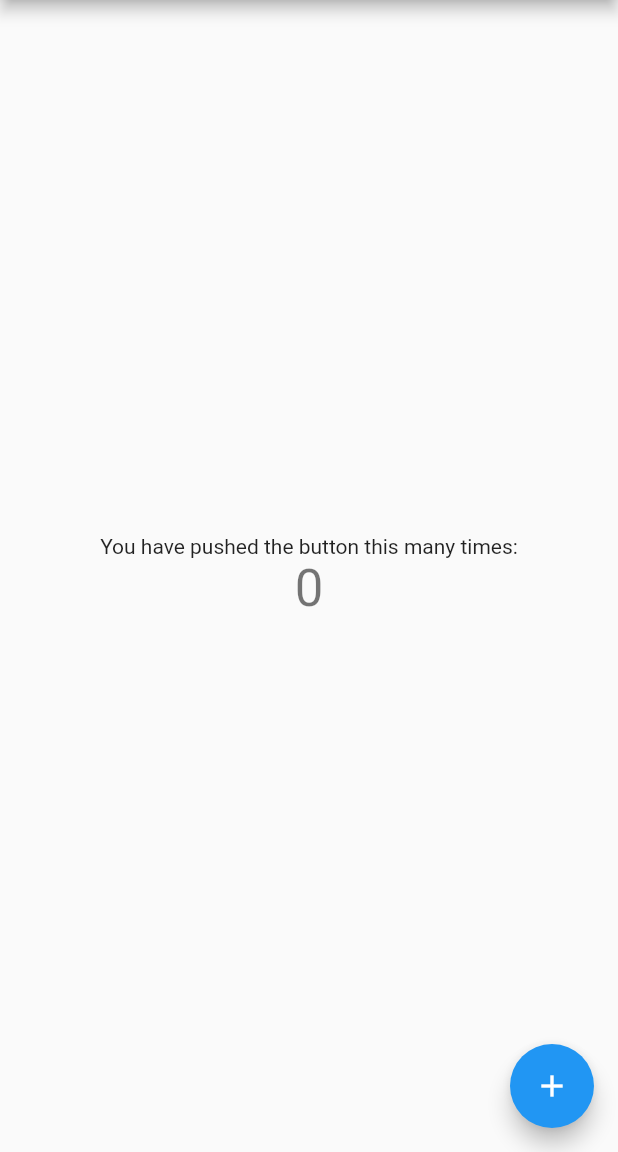
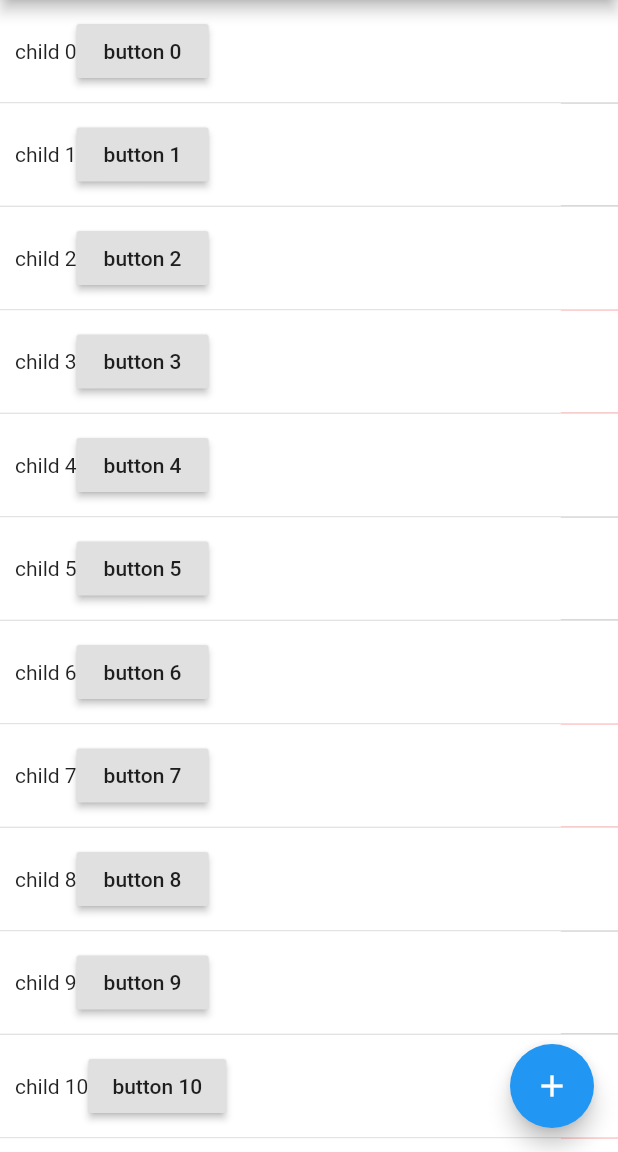
Before and after one commit to tsx1453/flutter_slidable_list_view, a Flutter app: the screen it shows after launch, on a phone screen of 412 x 824 dp, the part 84-1236 px from its top. Run offline on Flutter 3.47's test engine with Material 2 defaults, Android fonts, the phone set to English and light mode, and no system bars; statements that could not run were skipped.

Commit message:
完成基础的侧滑删除功能,V1.0

```diff
--- a/example/lib/main.dart
+++ b/example/lib/main.dart
@@ -1,4 +1,5 @@
 import 'package:flutter/material.dart';
+import 'package:flutter_slidable_list_view/flutter_slidable_list_view.dart';
 
 void main() => runApp(MyApp());
 
@@ -48,12 +49,17 @@ class _MyHomePageState extends State<MyHomePage> {
 
   void _incrementCounter() {
     setState(() {
-      // This call to setState tells the Flutter framework that something has
-      // changed in this State, which causes it to rerun the build method below
-      // so that the display can reflect the updated values. If we changed
-      // _counter without calling setState(), then the build method would not be
-      // called again, and so nothing would appear to happen.
       _counter++;
+    });
+  }
+
+  List<int> data = List();
+
+  @override
+  void initState() {
+    super.initState();
+    data = List.generate(20, (index) {
+      return index;
     });
   }
 
@@ -71,34 +77,49 @@ class _MyHomePageState extends State<MyHomePage> {
         // the App.build method, and use it to set our appbar title.
         title: Text(widget.title),
       ),
-      body: Center(
-        // Center is a layout widget. It takes a single child and positions it
-        // in the middle of the parent.
-        child: Column(
-          // Column is also layout widget. It takes a list of children and
-          // arranges them vertically. By default, it sizes itself to fit its
-          // children horizontally, and tries to be as tall as its parent.
-          //
-          // Invoke "debug painting" (press "p" in the console, choose the
-          // "Toggle Debug Paint" action from the Flutter Inspector in Android
-          // Studio, or the "Toggle Debug Paint" command in Visual Studio Code)
-          // to see the wireframe for each widget.
-          //
-          // Column has various properties to control how it sizes itself and
-          // how it positions its children. Here we use mainAxisAlignment to
-          // center the children vertically; the main axis here is the vertical
-          // axis because Columns are vertical (the cross axis would be
-          // horizontal).
-          mainAxisAlignment: MainAxisAlignment.center,
-          children: <Widget>[
-            Text(
-              'You have pushed the button this many times:',
-            ),
-            Text(
-              '$_counter',
-              style: Theme.of(context).textTheme.display1,
-            ),
-          ],
+      body: Container(
+        child: SlideListView(
+          itemBuilder: (bc, index) {
+            return GestureDetector(
+              child: Container(
+                padding: EdgeInsets.all(10),
+                child: Row(
+                  children: <Widget>[
+                    Text('child ${data[index]}'),
+                    RaisedButton(
+                      child: Text('button ${data[index]}'),
+                      onPressed: () {
+                        print('button click ${data[index]}');
+                      },
+                    )
+                  ],
+                ),
+              ),
+              onTap: (){
+                print('tap ${data[index]}');
+              },
+              behavior: HitTestBehavior.translucent,
+            );
+          },
+          actionWidgetBuilder: ActionWidgetDelegate(1, (index) {
+            return Column(
+              mainAxisSize: MainAxisSize.min,
+              children: <Widget>[Icon(Icons.delete), Text('delete')],
+            );
+          }, (int indexInList, int index, BaseSlideItem item) {
+            item.remove();
+          }, [Colors.redAccent]),
+          dataList: data,
+          refreshCallback: () async {
+            await Future.delayed(Duration(seconds: 2));
+            return;
+          },
+          refreshWidgetBuilder: (Widget content, RefreshCallback callback) {
+            return RefreshIndicator(
+              child: content,
+              onRefresh: callback,
+            );
+          },
         ),
       ),
       floatingActionButton: FloatingActionButton(
--- a/example/pubspec.yaml
+++ b/example/pubspec.yaml
@@ -19,6 +19,8 @@ environment:
 dependencies:
   flutter:
     sdk: flutter
+  flutter_slidable_list_view:
+    path: ../
 
   # The following adds the Cupertino Icons font to your application.
   # Use with the CupertinoIcons class for iOS style icons.
--- /dev/null
+++ b/lib/support/base_def.dart
@@ -0,0 +1,61 @@
+import 'package:flutter/material.dart';
+
+const int DEFAULT_INDEX_IN_LIST = -2;
+const int DEFAULT_SLIDING_INDEX = -1;
+const int DEFAULT_ANIMATION_DURATION_MILLISECONDS = 200;
+const double DEFAULT_ELASTICITY_VALUE = 0.1;
+const double DEFAULT_PROPORTION = 0.25;
+
+typedef IndexCallback = void Function(int index);
+typedef ActionBuilder = Widget Function(int index);
+typedef ActionClickCallback = void Function(
+    int indexInList, int index, BaseSlideItem item);
+typedef RefreshWidgetBuilder = Widget Function(
+    Widget content, RefreshCallback refreshCallback);
+
+abstract class BaseSlideItem {
+  int get indexInList;
+
+  void close({bool fromSelf});
+
+  void open();
+
+  void remove();
+}
+
+abstract class CloseListener extends BaseSlideItem {
+  bool isSelf();
+}
+
+class CloseNotifyManager {
+  factory CloseNotifyManager() => _getInstance();
+
+  static CloseNotifyManager get instance => _getInstance();
+
+  static CloseNotifyManager _instance;
+
+  CloseNotifyManager._internal();
+
+  static CloseNotifyManager _getInstance() {
+    if (_instance == null) {
+      _instance = CloseNotifyManager._internal();
+    }
+    return _instance;
+  }
+
+  List<CloseListener> _listeners = List();
+
+  void notify() {
+    _listeners?.forEach((it) {
+      it.close(fromSelf: false);
+    });
+  }
+
+  void addListener(CloseListener listener) {
+    _listeners?.add(listener);
+  }
+
+  void removeListener(CloseListener listener) {
+    _listeners?.remove(listener);
+  }
+}
--- a/lib/utils/def.dart
+++ /dev/null
@@ -1,2 +0,0 @@
-const DEFAULT_INDEX_IN_LIST = -2;
-const DEFAULT_SLIDING_INDEX = -1;
--- /dev/null
+++ b/lib/widgets/action_widgets.dart
@@ -0,0 +1,35 @@
+import 'package:flutter/material.dart';
+import 'package:flutter_slidable_list_view/support/base_def.dart';
+
+class ActionWidgetDelegate {
+  final int actionCount;
+  final ActionBuilder actionBuilder;
+  final ActionClickCallback clickCallback;
+  final List<Color> actionBackgroundColors;
+
+  ActionWidgetDelegate(this.actionCount, this.actionBuilder, this.clickCallback,
+      this.actionBackgroundColors)
+      : assert(actionBackgroundColors != null),
+        assert(actionBackgroundColors.length == actionCount);
+
+  Widget buildActions(double width, BaseSlideItem item) {
+    return Row(
+      mainAxisSize: MainAxisSize.min,
+      children: List.generate(actionCount, (index) {
+        return GestureDetector(
+          child: Container(
+            width: width,
+            alignment: Alignment.center,
+            color: actionBackgroundColors[index],
+            child: actionBuilder(index),
+          ),
+          onTap: () async {
+            if (clickCallback != null) {
+              clickCallback(item.indexInList, index, item);
+            }
+          },
+        );
+      }),
+    );
+  }
+}
--- /dev/null
+++ b/lib/widgets/inherited_widgets.dart
@@ -0,0 +1,16 @@
+import 'package:flutter/material.dart';
+
+class SlidingIndexData extends InheritedWidget {
+  final int slidedIndex;
+
+  SlidingIndexData(this.slidedIndex, {Widget child}) :super(child: child);
+
+  @override
+  bool updateShouldNotify(SlidingIndexData oldWidget) {
+    return oldWidget.slidedIndex != slidedIndex;
+  }
+
+  static SlidingIndexData of(BuildContext context) {
+    return context.inheritFromWidgetOfExactType(SlidingIndexData);
+  }
+}
--- /dev/null
+++ b/lib/widgets/slide_item.dart
@@ -0,0 +1,324 @@
+import 'package:flutter/material.dart';
+import 'inherited_widgets.dart';
+import 'package:flutter_slidable_list_view/support/base_def.dart';
+import 'action_widgets.dart';
+
+class SlideItem extends StatefulWidget {
+  final Widget content;
+  final int indexInList;
+  final bool supportElasticity;
+  final double slideProportion;
+  final Color backgroundColor;
+  final Duration animationDuration;
+  final IndexCallback slideBeginCallback;
+  final IndexCallback slideUpdateCallback;
+  final IndexCallback itemRemoveCallback;
+  final ActionWidgetDelegate actionWidgetBuilder;
+
+  const SlideItem(
+      {Key key,
+      this.content,
+      this.indexInList,
+      this.slideBeginCallback,
+      this.slideUpdateCallback,
+      this.actionWidgetBuilder,
+      this.animationDuration,
+      this.slideProportion,
+      this.supportElasticity,
+      this.itemRemoveCallback,
+      this.backgroundColor})
+      : super(key: key);
+
+  @override
+  State<StatefulWidget> createState() {
+    return SlideItemState();
+  }
+}
+
+class SlideItemState extends State<SlideItem>
+    with TickerProviderStateMixin
+    implements CloseListener {
+  bool _needRemove = false;
+  double translateValue = 0;
+
+  AnimationController _slideController;
+  AnimationController _dismissController;
+
+  Animation<double> _slideAnimation;
+  Animation<double> _dismissAnimation;
+
+  Size _size;
+
+  /// 获取当前正在滑动的Item的位置
+  int get nowSlidingIndex {
+    return SlidingIndexData.of(context)?.slidedIndex ?? DEFAULT_SLIDING_INDEX;
+  }
+
+  /// 侧滑按钮的个数
+  int get actionCount {
+    return widget.actionWidgetBuilder.actionCount;
+  }
+
+  /// 实际滑动的距离（即滑动打开侧滑菜单之后会停留的宽度）
+  double get trueSlideWidth {
+    return -context.size.width * trueSlideProportion;
+  }
+
+  /// 最大滑动宽度（弹性滑动打开时会比实际滑动距离大）
+  double get maxSlideWidth {
+    return -context.size.width * maxSlideProportion;
+  }
+
+  double get itemWidth {
+    return context.size.width;
+  }
+
+  /// 当弹性滑动（拉到标准宽度以后继续减速滑动）打开时，可额外减速滑动一部分距离
+  double get maxSlideProportion {
+    return widget.supportElasticity
+        ? (widget.slideProportion + DEFAULT_ELASTICITY_VALUE) * actionCount
+        : trueSlideProportion;
+  }
+
+  /// 获取实际的滑动距离与item宽度的比例
+  double get trueSlideProportion {
+    return widget.slideProportion * widget.actionWidgetBuilder.actionCount;
+  }
+
+  @override
+  Widget build(BuildContext context) {
+    if (nowSlidingIndex == DEFAULT_SLIDING_INDEX || isSelf()) {
+      return _buildSlidableItem();
+    }
+    return _buildUnSlidableItem();
+  }
+
+  @override
+  int get indexInList => widget.indexInList;
+
+  @override
+  void close({bool fromSelf = true}) {
+    if (!fromSelf && !isSelf()) {
+      return;
+    }
+    _slideController.fling(velocity: -1).whenComplete(() {
+      translateValue = 0;
+      widget.slideUpdateCallback(DEFAULT_SLIDING_INDEX);
+    });
+  }
+
+  @override
+  bool isSelf() {
+    return indexInList == nowSlidingIndex;
+  }
+
+  @override
+  void open() {
+    _slideController
+        .animateTo(trueSlideWidth.abs() / itemWidth,
+            curve: Curves.easeIn, duration: widget.animationDuration)
+        .whenComplete(() {
+      translateValue = trueSlideWidth;
+    });
+  }
+
+  @override
+  void remove() {
+    _initAnimation();
+    setState(() {
+      _needRemove = true;
+    });
+    _dismissController.forward().whenComplete(() {
+      setState(() {
+        _needRemove = false;
+        translateValue = 0;
+        _slideController.value = 0;
+      });
+      widget.slideUpdateCallback(DEFAULT_SLIDING_INDEX);
+      widget.itemRemoveCallback(indexInList);
+    });
+  }
+
+  @override
+  void initState() {
+    super.initState();
+    _initAnimation();
+    CloseNotifyManager().addListener(this);
+  }
+
+  @override
+  void dispose() {
+    CloseNotifyManager().removeListener(this);
+    _slideController.dispose();
+    _dismissController.dispose();
+    super.dispose();
+  }
+
+  @override
+  void didUpdateWidget(SlideItem oldWidget) {
+    super.didUpdateWidget(oldWidget);
+    WidgetsBinding.instance.addPostFrameCallback(_onAfterRender);
+  }
+
+  _onAfterRender(Duration timeStamp) {
+    _size = context?.size;
+  }
+
+  _slideUpdate() {
+    if (mounted) {
+      setState(() {});
+    }
+  }
+
+  _initAnimation() {
+    _slideController?.removeListener(_slideUpdate);
+    _slideController =
+        AnimationController(vsync: this, duration: widget.animationDuration)
+          ..addListener(_slideUpdate);
+    _slideAnimation = CurvedAnimation(
+        parent: _slideController, curve: Interval(0.0, maxSlideProportion));
+    _dismissController =
+        AnimationController(vsync: this, duration: widget.animationDuration);
+    _dismissAnimation = Tween(begin: 1.0, end: 0.0).animate(
+        CurvedAnimation(parent: _dismissController, curve: Curves.easeOut));
+  }
+
+  Widget _buildSlidableItem() {
+    return GestureDetector(
+      behavior: HitTestBehavior.opaque,
+      onHorizontalDragStart: _handleDragStart,
+      onHorizontalDragUpdate: _handleDragUpdate,
+      onHorizontalDragEnd: _handleDragEnd,
+      onTap: () {
+        if (translateValue == trueSlideWidth) {
+          close();
+        }
+      },
+      child: _needRemove
+          ? SizeTransition(
+              axis: Axis.vertical,
+              sizeFactor: _dismissAnimation,
+              child: Material(
+                color: Colors.transparent,
+                child: SizedBox.fromSize(
+                  size: _size,
+                ),
+              ),
+            )
+          : LayoutBuilder(
+              builder: (BuildContext context, BoxConstraints constraints) {
+                Animation<Offset> translateAnimation = Tween<Offset>(
+                        begin: Offset.zero, end: Offset(-maxSlideProportion, 0))
+                    .animate(_slideAnimation);
+                double singleActionAnimationWidth =
+                    translateAnimation.value.dx.abs() / actionCount;
+                return _SlideItemContainer(
+                  absorbing:
+                      nowSlidingIndex != -1 || _slideController.value != 0,
+                  animation: translateAnimation,
+                  child: widget.content,
+                  action: widget.actionWidgetBuilder.buildActions(
+                      // 当划到设置的标准滑动宽度(trueSlideWidth)时，如果开启了弹性滑动，那么应该一起更新Action的宽度
+                      constraints.maxWidth *
+                          (widget.slideProportion > singleActionAnimationWidth
+                              ? widget.slideProportion
+                              : singleActionAnimationWidth),
+                      this),
+                  backgroundColor: widget.backgroundColor,
+                );
+              },
+            ),
+    );
+  }
+
+  Widget _buildUnSlidableItem() {
+    return GestureDetector(
+      behavior: HitTestBehavior.opaque,
+      child: AbsorbPointer(
+        child: Container(
+          child: widget.content,
+          color: Colors.white,
+        ),
+        absorbing: true,
+      ),
+      onPanDown: (d) {
+        CloseNotifyManager().notify();
+      },
+    );
+  }
+
+  _handleDragStart(DragStartDetails detail) {
+    if (_slideController.value == 0 || translateValue != trueSlideWidth) {
+      translateValue = 0;
+    }
+    if (_slideController.isAnimating) {
+      _slideController.stop();
+    }
+    widget.slideBeginCallback(indexInList);
+  }
+
+  _handleDragUpdate(DragUpdateDetails detail) {
+    double newValue = translateValue + detail.primaryDelta;
+    if (newValue < trueSlideWidth) {
+      translateValue +=
+          (1 - newValue.abs() / maxSlideWidth.abs()) * detail.primaryDelta;
+    } else {
+      translateValue += detail.primaryDelta;
+    }
+    translateValue = translateValue > 0 ? 0 : translateValue;
+    setState(() {
+      _slideController.value = translateValue.abs() / itemWidth;
+    });
+  }
+
+  _handleDragEnd(DragEndDetails detail) {
+    if (translateValue > itemWidth * -0.04 && translateValue != 0) {
+      close();
+    } else if (translateValue < itemWidth * -0.04) {
+      open();
+    }
+  }
+}
+
+class _SlideItemContainer extends StatelessWidget {
+  final bool absorbing;
+  final Widget action;
+  final Widget child;
+  final Animation<Offset> animation;
+  final Color backgroundColor;
+
+  const _SlideItemContainer(
+      {Key key,
+      this.absorbing,
+      this.action,
+      this.animation,
+      this.backgroundColor,
+      this.child})
+      : super(key: key);
+
+  @override
+  Widget build(BuildContext context) {
+    return Container(
+      child: Stack(
+        fit: StackFit.loose,
+        children: <Widget>[
+          Positioned.fill(
+              child: Container(
+            alignment: Alignment.centerRight,
+            child: action,
+          )),
+          SlideTransition(
+            position: animation,
+            child: AbsorbPointer(
+              child: Container(
+                color: backgroundColor ?? Colors.white,
+                child: child,
+              ),
+              absorbing: absorbing,
+            ),
+          )
+        ],
+      ),
+    );
+  }
+}
--- /dev/null
+++ b/lib/widgets/slide_list.dart
@@ -0,0 +1,117 @@
+import 'package:flutter/material.dart';
+import 'slide_item.dart';
+import 'package:flutter_slidable_list_view/support/base_def.dart';
+import 'inherited_widgets.dart';
+import 'action_widgets.dart';
+
+class SlideListView extends StatefulWidget {
+  final List dataList;
+  final Color backgroundColor;
+  final bool supportElasticity;
+  final double slideProportion;
+  final Duration animationDuration;
+  final RefreshCallback refreshCallback;
+  final IndexedWidgetBuilder itemBuilder;
+  final IndexedWidgetBuilder separatorBuilder;
+  final ActionWidgetDelegate actionWidgetBuilder;
+  final RefreshWidgetBuilder refreshWidgetBuilder;
+
+  const SlideListView(
+      {Key key,
+      @required this.itemBuilder,
+      this.separatorBuilder,
+      @required this.dataList,
+      @required this.actionWidgetBuilder,
+      this.animationDuration =
+          const Duration(milliseconds: DEFAULT_ANIMATION_DURATION_MILLISECONDS),
+      this.slideProportion = DEFAULT_PROPORTION,
+      this.supportElasticity = true,
+      this.backgroundColor = Colors.white,
+      this.refreshCallback,
+      this.refreshWidgetBuilder})
+      : assert(itemBuilder != null),
+        assert(dataList != null),
+        assert(actionWidgetBuilder != null),
+        super(key: key);
+
+  @override
+  State<StatefulWidget> createState() {
+    return SlideListViewState();
+  }
+}
+
+class SlideListViewState extends State<SlideListView> {
+  int slidingIndex = DEFAULT_SLIDING_INDEX;
+
+  @override
+  Widget build(BuildContext context) {
+    Widget content = SlidingIndexData(
+      slidingIndex,
+      child: ListView.separated(
+          physics: slidingIndex == DEFAULT_SLIDING_INDEX
+              ? AlwaysScrollableScrollPhysics()
+              : NeverScrollableScrollPhysics(),
+          itemBuilder: _itemBuilder,
+          separatorBuilder: _separatorBuilder,
+          itemCount: widget.dataList.length),
+    );
+    return widget.refreshCallback != null
+        ? _buildRefreshContent(content)
+        : content;
+  }
+
+  Widget _buildRefreshContent(Widget content) {
+    if (widget.refreshWidgetBuilder != null) {
+      return widget.refreshWidgetBuilder(content, widget.refreshCallback);
+    }
+    return RefreshIndicator(
+      child: SlidingIndexData(
+        slidingIndex,
+        child: ListView.separated(
+            physics: slidingIndex == DEFAULT_SLIDING_INDEX
+                ? AlwaysScrollableScrollPhysics()
+                : NeverScrollableScrollPhysics(),
+            itemBuilder: _itemBuilder,
+            separatorBuilder: _separatorBuilder,
+            itemCount: widget.dataList.length),
+      ),
+      onRefresh: widget.refreshCallback,
+    );
+  }
+
+  Widget _itemBuilder(BuildContext context, int index) {
+    return SlideItem(
+      actionWidgetBuilder: widget.actionWidgetBuilder,
+      content: widget.itemBuilder(context, index),
+      indexInList: index,
+      slideBeginCallback: (slideIndex) {
+        setState(() {
+          slidingIndex = slideIndex;
+        });
+      },
+      slideUpdateCallback: (slideIndex) {
+        setState(() {
+          slidingIndex = slideIndex;
+        });
+      },
+      itemRemoveCallback: (removeIndex) {
+        setState(() {
+          widget.dataList.removeAt(removeIndex);
+        });
+      },
+      supportElasticity: widget.supportElasticity,
+      backgroundColor: widget.backgroundColor,
+      animationDuration: widget.animationDuration,
+      slideProportion: widget.slideProportion,
+    );
+  }
+
+  Widget _separatorBuilder(BuildContext context, int index) {
+    if (widget.separatorBuilder != null) {
+      return widget.separatorBuilder(context, index);
+    }
+    return Divider(
+      height: 1,
+    );
+  }
+}
```
Also changed, not shown: lib/flutter_slidable_list_view.dart (+3 -5 lines), lib/utils/notifyer.dart (deleted, +0 -9 lines), example/pubspec.lock, 1 other file.
